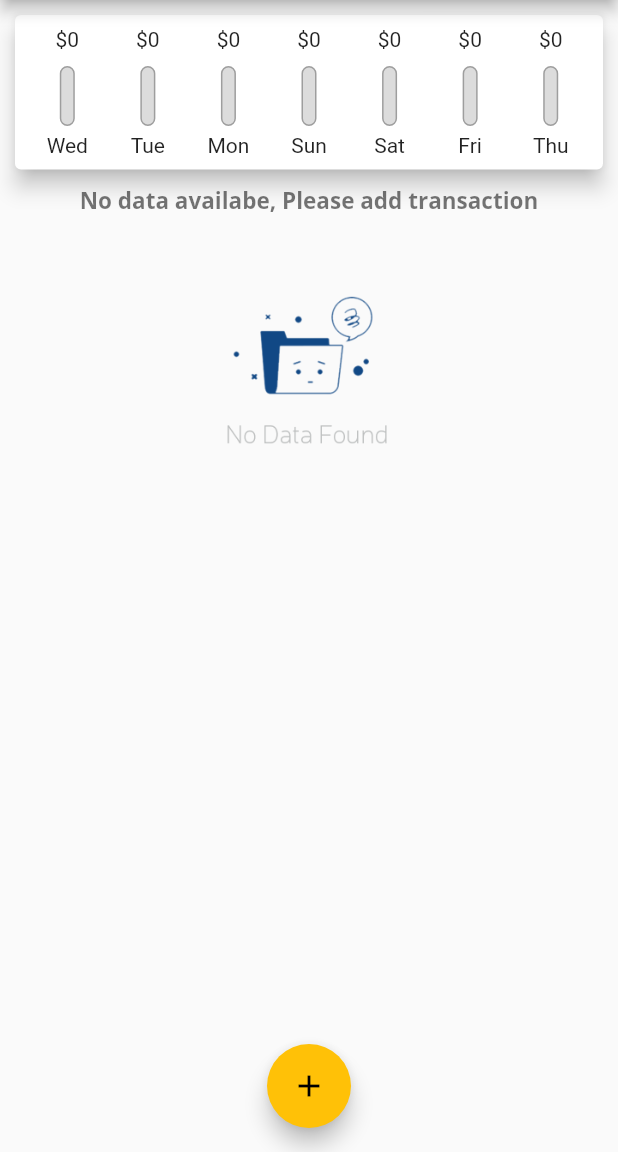
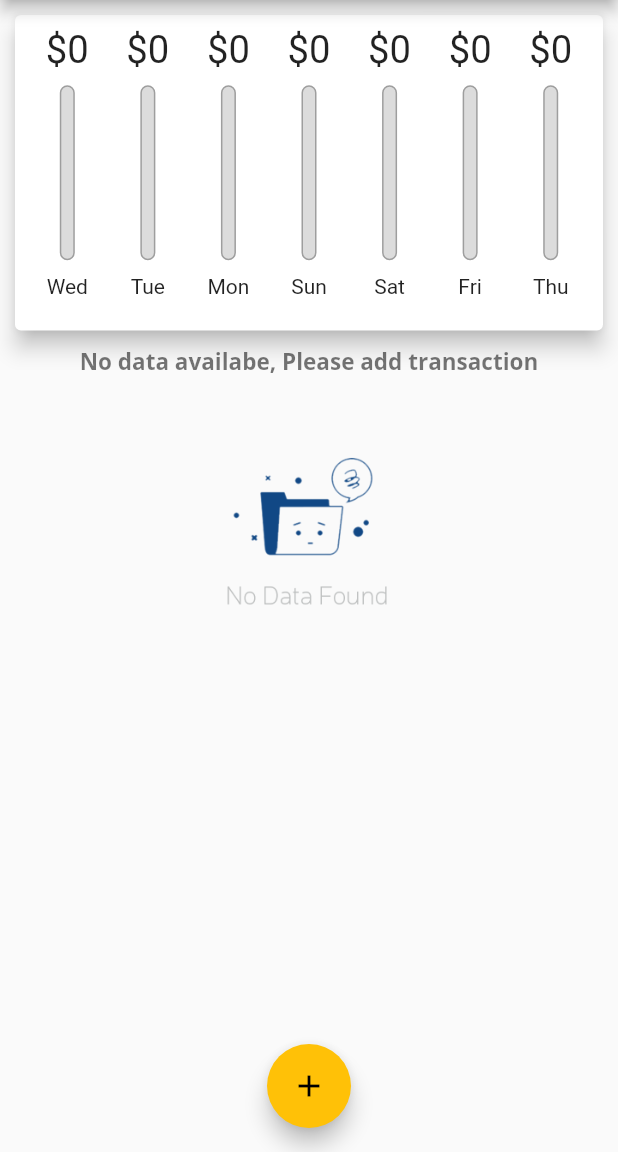
Before and after one commit to shshamim63/Flutter-exxpense-app, a Flutter app: the screen it shows after launch, on a phone screen of 412 x 824 dp, the part 84-1236 px from its top. Run offline on Flutter 3.47's test engine with Material 2 defaults, Android fonts, the phone set to English and light mode, and no system bars.

Commit message:
Added responsive layout for landscape view

```diff
--- a/lib/main.dart
+++ b/lib/main.dart
@@ -70,7 +70,7 @@ class _MyHomePageState extends State<MyHomePage> {
     });
   }
 
-  void _removeTransaction (int index) {
+  void _removeTransaction(int index) {
     setState(() {
       _userTransactions.removeAt(index);
     });
@@ -91,8 +91,7 @@ class _MyHomePageState extends State<MyHomePage> {
 
   @override
   Widget build(BuildContext context) {
-    return Scaffold(
-      appBar: AppBar(
+    final appBar = AppBar(
       title: const Text('Personal Expense'),
       actions: <Widget>[
         IconButton(
@@ -103,13 +102,25 @@ class _MyHomePageState extends State<MyHomePage> {
           ),
         ),
       ],
-      ),
+    );
+    return Scaffold(
+      appBar: appBar,
       body: SingleChildScrollView(
         child: Column(
           crossAxisAlignment: CrossAxisAlignment.stretch,
           children: <Widget>[
-            Chart(_recentTransactions),
-            TransactionList(_userTransactions, _removeTransaction),
+            SizedBox(
+              height: (MediaQuery.of(context).size.height -
+                      appBar.preferredSize.height - MediaQuery.of(context).padding.top) *
+                  0.3,
+              child: Chart(_recentTransactions),
+            ),
+            SizedBox(
+              height: (MediaQuery.of(context).size.height -
+                      appBar.preferredSize.height - MediaQuery.of(context).padding.top) *
+                  0.7,
+              child: TransactionList(_userTransactions, _removeTransaction),
+            ),
           ],
         ),
       ),
--- a/lib/widgets/chart_bar.dart
+++ b/lib/widgets/chart_bar.dart
@@ -13,25 +13,29 @@ class ChartBar extends StatelessWidget {
 
   @override
   Widget build(BuildContext context) {
+    return LayoutBuilder(builder: (ctx, contraints) {
       return Column(
         children: <Widget>[
-        FittedBox(
+          SizedBox(
+            height: contraints.maxHeight *0.15,
+            child: FittedBox(
               child: Text(
                 '\$${spendingAmount.toStringAsFixed(0)}',
               ),
             ),
+          ),
           SizedBox(
-          height: 10,
+            height: contraints.maxHeight *0.05,
           ),
-        Container(
-          height: 40,
+          SizedBox(
+            height: contraints.maxHeight *0.6,
             width: 10,
             child: Stack(
               children: <Widget>[
                 Container(
                   decoration: BoxDecoration(
                     border: Border.all(color: Colors.grey, width: 1),
-                  color: Color.fromRGBO(220, 220, 220, 1),
+                    color: const Color.fromRGBO(220, 220, 220, 1),
                     borderRadius: BorderRadius.circular(10),
                   ),
                 ),
@@ -48,12 +52,16 @@ class ChartBar extends StatelessWidget {
             ),
           ),
           SizedBox(
-          height: 5,
+            height: contraints.maxHeight *0.05,
           ),
-        Text(
+          SizedBox(
+            height: contraints.maxHeight *0.15,
+            child: Text(
               label,
+            ),
           ),
         ],
       );
+    });
   }
 }
--- a/lib/widgets/transaction_list.dart
+++ b/lib/widgets/transaction_list.dart
@@ -12,9 +12,7 @@ class TransactionList extends StatelessWidget {
 
   @override
   Widget build(BuildContext context) {
-    return Container(
-      height: 400,
-      child: transactions.isEmpty
+    return transactions.isEmpty
         ? NoData()
         : ListView.builder(
             itemBuilder: (ctx, index) {
@@ -55,7 +53,6 @@ class TransactionList extends StatelessWidget {
               );
             },
             itemCount: transactions.length,
-            ),
           );
   }
 }
```
Lines whose indentation alone changed are shown as unchanged.
